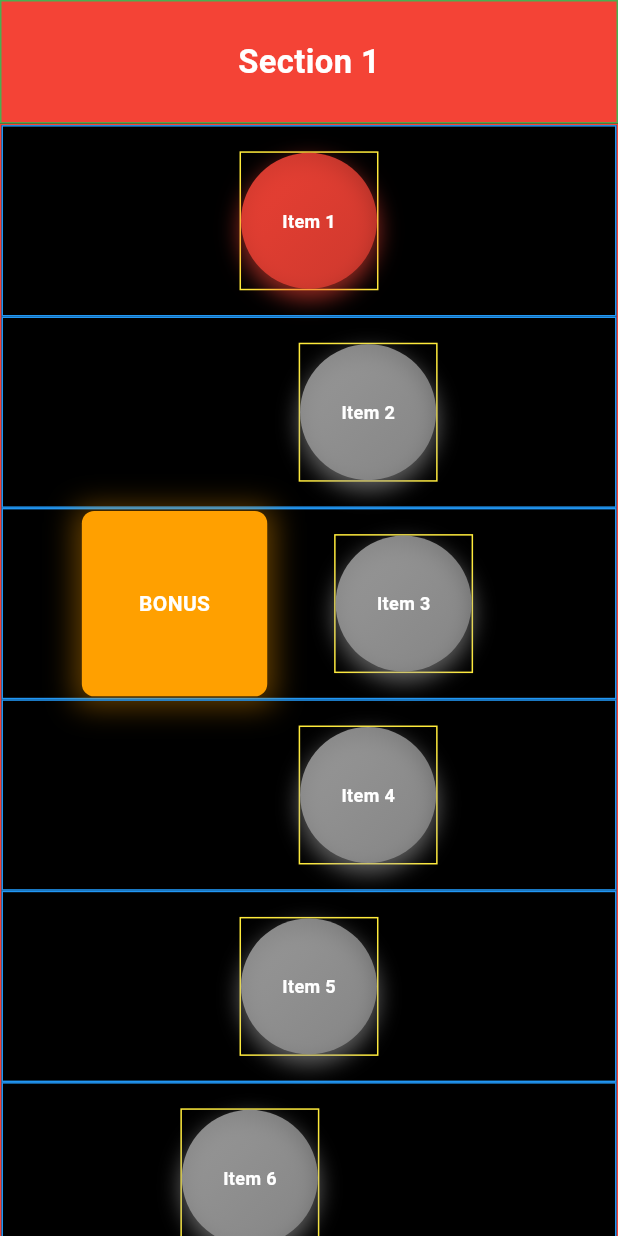
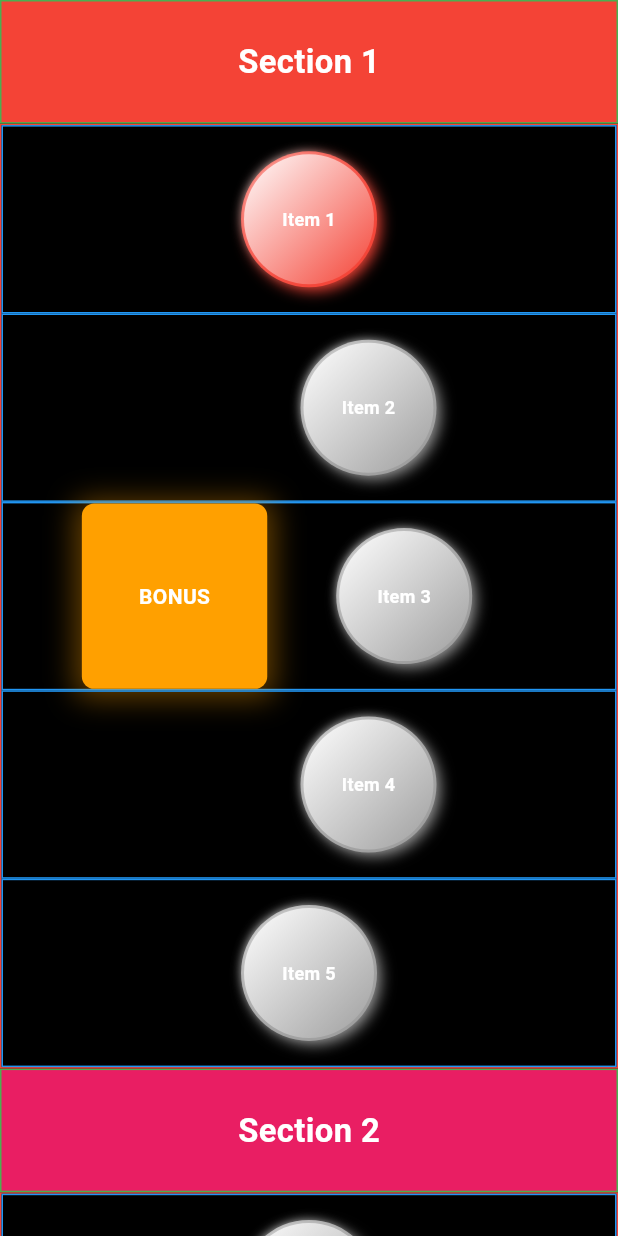
Before and after one commit to smmb98/testing_listviewer, a Flutter app: the screen it shows after launch, on a phone screen of 412 x 824 dp. Run offline on Flutter 3.47's test engine with Material 3 defaults, Android fonts, the phone set to English and light mode, and no system bars; our stand-ins replace shimmer.

Commit message:
Refactor JellyButton to use StatefulWidget and improve tap handling; adjust buttonCount in SectionLoader

```diff
--- a/lib/providers/section_loader.dart
+++ b/lib/providers/section_loader.dart
@@ -36,7 +36,7 @@ class SectionLoader extends ChangeNotifier {
         SectionModel(
           title: "Section ${loadedSections + 1}",
           color: Colors.primaries[loadedSections % Colors.primaries.length],
-          buttonCount: 9,
+          buttonCount: 5,
           // buttonCount: rand.nextInt(18) + 2,
         ),
       );
--- a/lib/widgets/jelly_button.dart
+++ b/lib/widgets/jelly_button.dart
@@ -1,9 +1,9 @@
 import 'package:flutter/material.dart';
-import 'package:testing_listviewer/utils/responsive.dart';
 import 'package:provider/provider.dart';
 import '../providers/button_state_provider.dart';
+import 'package:testing_listviewer/utils/responsive.dart';
 
-class JellyButton extends StatelessWidget {
+class JellyButton extends StatefulWidget {
   final String label;
   final Color color;
   final int sectionIndex;
@@ -20,68 +20,172 @@ class JellyButton extends StatelessWidget {
   });
 
   @override
+  State<JellyButton> createState() => _JellyButtonState();
+}
+
+class _JellyButtonState extends State<JellyButton> {
+  double _scale = 1.0;
+
+  void _onTapDown(TapDownDetails details) {
+    setState(() => _scale = 0.92);
+  }
+
+  void _onTapUp(TapUpDetails details) {
+    setState(() => _scale = 1.0);
+    widget.onPressed?.call();
+  }
+
+  void _onTapCancel() => setState(() => _scale = 1.0);
+
+  @override
   Widget build(BuildContext context) {
+    final size = SizeConfig.hp(SizeConfig.isLandscape(context) ? 20 : 11);
+
     return Consumer<ButtonStateProvider>(
-      builder: (context, buttonStateProvider, child) {
-        final isEnabled =
-            buttonStateProvider.isButtonEnabled(sectionIndex, buttonIndex);
-        final isCompleted =
-            buttonStateProvider.isButtonCompleted(sectionIndex, buttonIndex);
+      builder: (context, buttonStateProvider, _) {
+        final isEnabled = buttonStateProvider.isButtonEnabled(
+            widget.sectionIndex, widget.buttonIndex);
+        final isCompleted = buttonStateProvider.isButtonCompleted(
+            widget.sectionIndex, widget.buttonIndex);
+
+        final Color base = isEnabled ? widget.color : Colors.grey;
 
         return GestureDetector(
-          onTap: isEnabled ? onPressed : null,
+          onTapDown: isEnabled ? _onTapDown : null,
+          onTapUp: isEnabled ? _onTapUp : null,
+          onTapCancel: isEnabled ? _onTapCancel : null,
+          child: AnimatedScale(
+            scale: _scale,
+            duration: const Duration(milliseconds: 120),
+            curve: Curves.easeOut,
             child: Container(
-            decoration: BoxDecoration(
-              border: Border.all(color: Colors.yellow, width: 1),
+              width: size,
+              height: size,
+              decoration: const BoxDecoration(
+                shape: BoxShape.circle,
               ),
-            child: Container(
-              width: SizeConfig.hp(SizeConfig.isLandscape(context) ? 20 : 11),
-              height: SizeConfig.hp(SizeConfig.isLandscape(context) ? 20 : 11),
+              child: Stack(
+                alignment: Alignment.center,
+                children: [
+                  // BACK "shadow rim"
+                  Container(
                     decoration: BoxDecoration(
                       shape: BoxShape.circle,
                       gradient: LinearGradient(
                         colors: [
-                    isEnabled
-                        ? color.withAlpha((0.9 * 255).toInt())
-                        : Colors.grey.withAlpha((0.9 * 255).toInt()),
-                    isEnabled
-                        ? color.withAlpha((0.6 * 255).toInt())
-                        : Colors.grey.withAlpha((0.6 * 255).toInt()),
+                          base
+                            ..withAlpha(
+                              (0.4 * 255).toInt(),
+                            ),
+                          base
+                            ..withAlpha(
+                              (0.9 * 255).toInt(),
+                            ),
                         ],
                         begin: Alignment.topLeft,
                         end: Alignment.bottomRight,
                       ),
-                boxShadow: [
+                      boxShadow: const [
                         BoxShadow(
-                    color: isEnabled
-                        ? color.withAlpha((0.6 * 255).toInt())
-                        : Colors.grey.withAlpha((0.6 * 255).toInt()),
-                    blurRadius: 12,
-                    spreadRadius: 1,
-                    offset: const Offset(0, 6),
+                          color: Colors.black38,
+                          offset: Offset(4, 6),
+                          blurRadius: 8,
                         ),
                       ],
                     ),
-              alignment: Alignment.center,
-              child: Stack(
-                alignment: Alignment.center,
-                children: [
-                  Text(
-                    label,
-                    style: const TextStyle(
-                      fontWeight: FontWeight.bold,
-                      color: Colors.white,
-                      fontSize: 12,
+                  ),
+
+                  // GLOSS + bevel
+                  Container(
+                    margin: const EdgeInsets.all(2),
+                    decoration: BoxDecoration(
+                      shape: BoxShape.circle,
+                      gradient: LinearGradient(
+                        begin: Alignment.topLeft,
+                        end: Alignment.bottomRight,
+                        colors: [
+                          Colors.white
+                            ..withAlpha(
+                              (0.5 * 255).toInt(),
+                            ),
+                          base
+                            ..withAlpha(
+                              (0.8 * 255).toInt(),
+                            ),
+                        ],
+                        stops: const [0.0, 1.0],
+                      ),
+                      boxShadow: [
+                        BoxShadow(
+                          color: Colors.white
+                            ..withAlpha(
+                              (0.6 * 255).toInt(),
+                            ),
+                          offset: const Offset(-2, -2),
+                          blurRadius: 6,
+                          spreadRadius: -2,
+                        ),
+                        BoxShadow(
+                          color: base
+                            ..withAlpha(
+                              (0.5 * 255).toInt(),
+                            ),
+                          offset: const Offset(3, 3),
+                          blurRadius: 8,
+                          spreadRadius: 1,
+                        ),
+                      ],
                     ),
                   ),
+
+                  // GLOSS REFLECTION
+                  // Positioned(
+                  //   top: 10,
+                  //   left: 5,
+                  //   child: ClipOval(
+                  //     child: BackdropFilter(
+                  //       filter: ImageFilter.blur(sigmaX: 3, sigmaY: 3),
+                  //       child: Container(
+                  //         width: size * 0.6,
+                  //         height: size * 0.35,
+                  //         decoration: BoxDecoration(
+                  //           color: Colors.white.withOpacity(0.25),
+                  //           shape: BoxShape.circle,
+                  //         ),
+                  //       ),
+                  //     ),
+                  //   ),
+                  // ),
+
+                  // LABEL
+                  Text(
+                    widget.label,
+                    style: const TextStyle(
+                      fontSize: 12,
+                      color: Colors.white,
+                      fontWeight: FontWeight.bold,
+                    ),
+                  ),
+
+                  // FULL OUTLINE STAR
                   if (isCompleted)
-                    const Positioned(
-                      right: 0,
-                      bottom: 0,
+                    Positioned.fill(
                       child: Icon(
-                        Icons.star,
-                        color: Colors.amber,
-                        size: 16,
+                        Icons.star_border,
+                        size: size,
+                        color: Colors.amber
+                          ..withAlpha(
+                            (0.8 * 255).toInt(),
+                          ),
+                        shadows: [
+                          Shadow(
+                            color: Colors.amber
+                              ..withAlpha(
+                                (0.6 * 255).toInt(),
+                              ),
+                            blurRadius: 8,
+                          ),
+                        ],
                       ),
                     ),
                 ],
```
Lines whose indentation alone changed are shown as unchanged.
